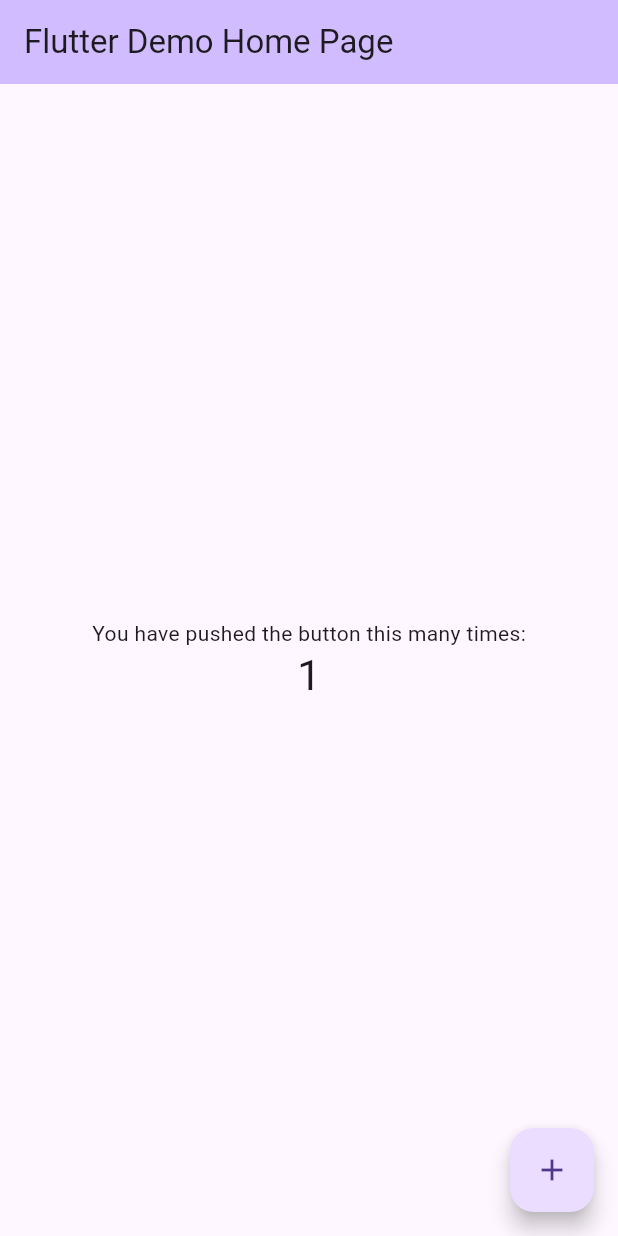
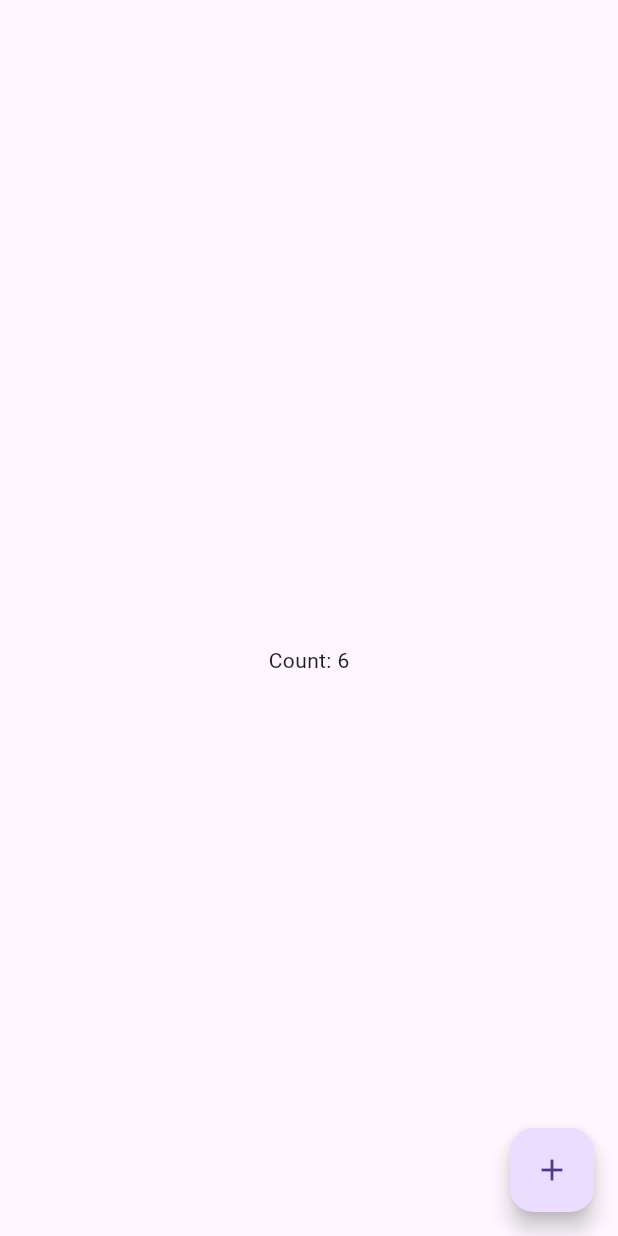
Before and after one commit to hasangungr/coffee_app, a Flutter app: the screen it shows after launch, after a tap on the "add" icon, on a phone screen of 412 x 824 dp. Run offline on Flutter 3.47's test engine with Material 3 defaults, Android fonts, the phone set to English and light mode, and no system bars; our stand-ins replace flutter_riverpod.

Commit message:
Riverpod and Extension

```diff
--- a/analysis_options.yaml
+++ b/analysis_options.yaml
@@ -23,6 +23,7 @@ linter:
   # producing the lint.
   rules:
     public_member_api_docs: false
+    sort_pub_dependencies: false
 
     # avoid_print: false  # Uncomment to disable the `avoid_print` rule
     # prefer_single_quotes: true  # Uncomment to enable the `prefer_single_quotes` rule
--- /dev/null
+++ b/lib/core/extension/context_extension.dart
@@ -0,0 +1,8 @@
+import 'package:flutter/material.dart';
+import 'package:flutter/widgets.dart';
+
+extension ContextExtension on BuildContext {
+  EdgeInsets customPadding(double value) => EdgeInsets.all(value);
+  EdgeInsets get padding8 => const EdgeInsets.all(8);
+  EdgeInsets get padding16 => const EdgeInsets.all(16);
+}
--- /dev/null
+++ b/lib/feature/login/login_provider.dart
@@ -0,0 +1,9 @@
+import 'package:flutter_riverpod/flutter_riverpod.dart';
+
+class LoginProvider extends StateNotifier<int> {
+  LoginProvider() : super(5);
+
+  void increment() {
+    state++;
+  }
+}
--- a/lib/feature/login/login_view.dart
+++ b/lib/feature/login/login_view.dart
@@ -0,0 +1,32 @@
+import 'package:coffee_app/feature/login/login_provider.dart';
+import 'package:flutter/material.dart';
+import 'package:flutter_riverpod/flutter_riverpod.dart';
+
+class LoginView extends ConsumerStatefulWidget {
+  const LoginView({super.key});
+
+  @override
+  ConsumerState<ConsumerStatefulWidget> createState() => _LoginViewState();
+}
+
+class _LoginViewState extends ConsumerState<LoginView> {
+  final loginProvider = StateNotifierProvider<LoginProvider, int>(
+    (ref) => LoginProvider(),
+  );
+
+  @override
+  Widget build(BuildContext context) {
+    return Scaffold(
+      appBar: AppBar(),
+      body: Center(
+        child: Text('Count: ${ref.watch(loginProvider)}'),
+      ),
+      floatingActionButton: FloatingActionButton(
+        onPressed: () {
+          ref.read(loginProvider.notifier).increment();
+        },
+        child: const Icon(Icons.add),
+      ),
+    );
+  }
+}
--- a/lib/main.dart
+++ b/lib/main.dart
@@ -1,109 +1,19 @@
+import 'package:coffee_app/feature/login/login_view.dart';
+import 'package:coffee_app/product/constants/string_constants.dart';
 import 'package:flutter/material.dart';
+import 'package:flutter_riverpod/flutter_riverpod.dart';
 
-void main() {
-  runApp(const MyApp());
-}
+void main() => runApp(const ProviderScope(child: MyApp()));
 
 class MyApp extends StatelessWidget {
   const MyApp({super.key});
 
-  // This widget is the root of your application.
   @override
   Widget build(BuildContext context) {
     return MaterialApp(
-      title: 'Coffee App',
-      theme: ThemeData(
-        useMaterial3: true,
-      ),
-      home: const MyHomePage(title: 'Flutter Demo Home Page'),
+      title: StringConstants.appName,
+      theme: ThemeData(useMaterial3: true),
+      home: LoginView(),
     );
   }
 }
-
-class MyHomePage extends StatefulWidget {
-  const MyHomePage({super.key, required this.title});
-
-  // This widget is the home page of your application. It is stateful, meaning
-  // that it has a State object (defined below) that contains fields that affect
-  // how it looks.
-
-  // This class is the configuration for the state. It holds the values (in this
-  // case the title) provided by the parent (in this case the App widget) and
-  // used by the build method of the State. Fields in a Widget subclass are
-  // always marked "final".
-
-  final String title;
-
-  @override
-  State<MyHomePage> createState() => _MyHomePageState();
-}
-
-class _MyHomePageState extends State<MyHomePage> {
-  int _counter = 0;
-
-  void _incrementCounter() {
-    setState(() {
-      // This call to setState tells the Flutter framework that something has
-      // changed in this State, which causes it to rerun the build method below
-      // so that the display can reflect the updated values. If we changed
-      // _counter without calling setState(), then the build method would not be
-      // called again, and so nothing would appear to happen.
-      _counter++;
-    });
-  }
-
-  @override
-  Widget build(BuildContext context) {
-    // This method is rerun every time setState is called, for instance as done
-    // by the _incrementCounter method above.
-    //
-    // The Flutter framework has been optimized to make rerunning build methods
-    // fast, so that you can just rebuild anything that needs updating rather
-    // than having to individually change instances of widgets.
-    return Scaffold(
-      appBar: AppBar(
-        // TRY THIS: Try changing the color here to a specific color (to
-        // Colors.amber, perhaps?) and trigger a hot reload to see the AppBar
-        // change color while the other colors stay the same.
-        backgroundColor: Theme.of(context).colorScheme.inversePrimary,
-        // Here we take the value from the MyHomePage object that was created by
-        // the App.build method, and use it to set our appbar title.
-        title: Text(widget.title),
-      ),
-      body: Center(
-        // Center is a layout widget. It takes a single child and positions it
-        // in the middle of the parent.
-        child: Column(
-          // Column is also a layout widget. It takes a list of children and
-          // arranges them vertically. By default, it sizes itself to fit its
-          // children horizontally, and tries to be as tall as its parent.
-          //
-          // Column has various properties to control how it sizes itself and
-          // how it positions its children. Here we use mainAxisAlignment to
-          // center the children vertically; the main axis here is the vertical
-          // axis because Columns are vertical (the cross axis would be
-          // horizontal).
-          //
-          // TRY THIS: Invoke "debug painting" (choose the "Toggle Debug Paint"
-          // action in the IDE, or press "p" in the console), to see the
-          // wireframe for each widget.
-          mainAxisAlignment: MainAxisAlignment.center,
-          children: <Widget>[
-            const Text(
-              'You have pushed the button this many times:',
-            ),
-            Text(
-              '$_counter',
-              style: Theme.of(context).textTheme.headlineMedium,
-            ),
-          ],
-        ),
-      ),
-      floatingActionButton: FloatingActionButton(
-        onPressed: _incrementCounter,
-        tooltip: 'Increment',
-        child: const Icon(Icons.add),
-      ), // This trailing comma makes auto-formatting nicer for build methods.
-    );
-  }
-}
--- a/pubspec.yaml
+++ b/pubspec.yaml
@@ -14,10 +14,11 @@ dependencies:
   flutter:
     sdk: flutter
 
+
   cupertino_icons: ^1.0.6
-
   #Core
   easy_localization: ^3.0.7
+
 
   flutter_riverpod: ^2.5.1
 
```
Also changed, not shown: 4 other files.
